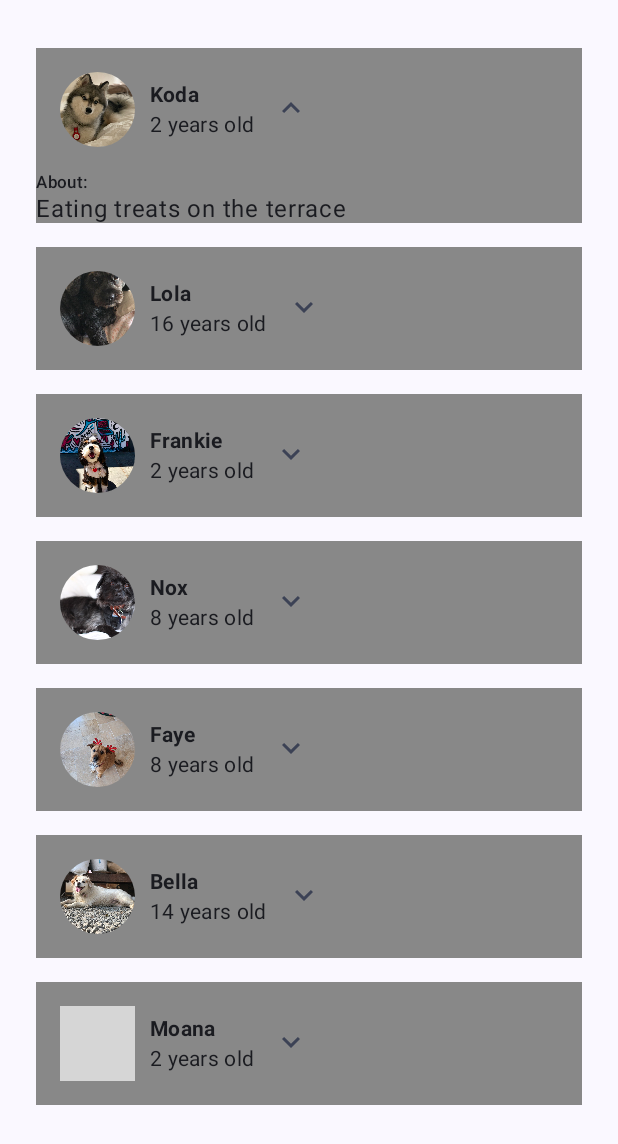
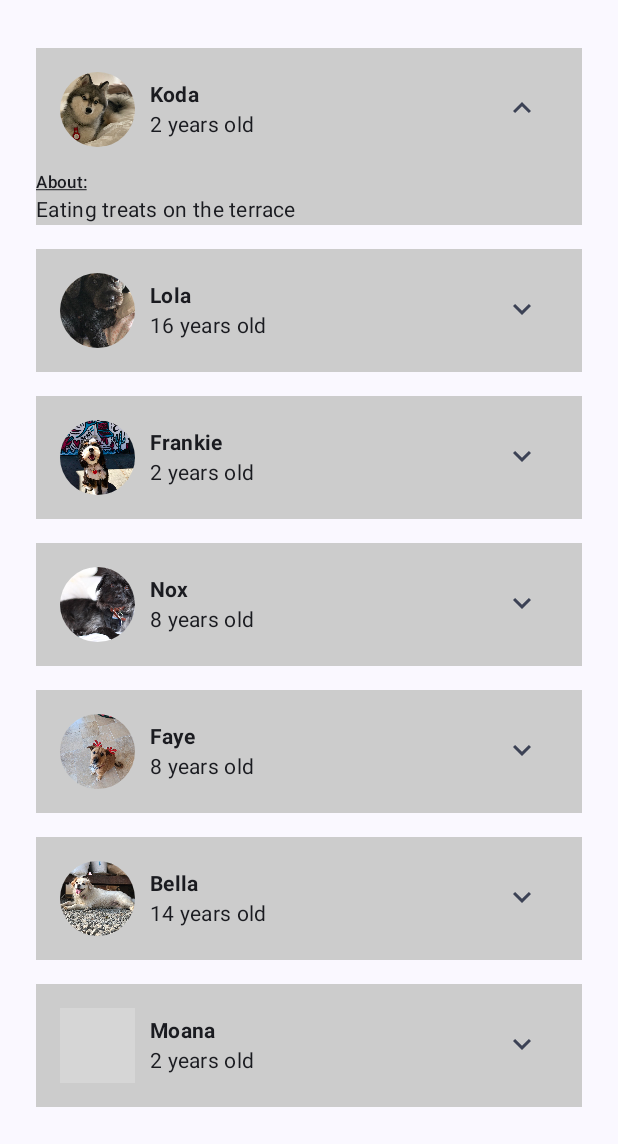
Before and after one commit to Developer-ShivaniSharma/WoofApp, an Android app built with Jetpack Compose: the screen it shows after launch (MainActivity), after a tap on "See more or less information about a dog", on a phone screen of 412 x 824 dp, the part 92-1236 px from its top. Run offline under Robolectric (Android 15) with nearby library versions, the phone set to English and light mode, and no system bars; grey boxes are pictures that could not be loaded.

Commit message:
Modify the code

```diff
--- a/app/src/main/java/com/myapp/woofapp/MainActivity.kt
+++ b/app/src/main/java/com/myapp/woofapp/MainActivity.kt
@@ -14,6 +14,7 @@ import androidx.compose.foundation.layout.fillMaxWidth
 import androidx.compose.foundation.layout.height
 import androidx.compose.foundation.layout.padding
 import androidx.compose.foundation.layout.size
+import androidx.compose.foundation.layout.width
 import androidx.compose.foundation.lazy.LazyColumn
 import androidx.compose.foundation.lazy.items
 import androidx.compose.foundation.shape.CircleShape
@@ -46,6 +47,7 @@ import androidx.compose.ui.layout.ContentScale
 import androidx.compose.ui.res.painterResource
 import androidx.compose.ui.res.stringResource
 import androidx.compose.ui.text.font.FontWeight
+import androidx.compose.ui.text.style.TextDecoration
 import androidx.compose.ui.tooling.preview.Preview
 import androidx.compose.ui.unit.dp
 import com.myapp.woofapp.data.DogInfo
@@ -103,7 +105,7 @@ fun DogDetail(dogInfo: DogInfo, modifier: Modifier = Modifier) {
     Card(
         modifier = Modifier.padding(8.dp),
         shape = RectangleShape,
-        colors = CardDefaults.cardColors(containerColor = Color.Gray)
+        colors = CardDefaults.cardColors(containerColor = Color.LightGray)
     ) {
         Row(
             modifier = modifier
@@ -138,6 +140,7 @@ fun DogDetail(dogInfo: DogInfo, modifier: Modifier = Modifier) {
 
                 )
             }
+            Spacer(modifier = Modifier.weight(1f))
             WoofClickButton(
                 expanded = expanded,
                 onClick = { expanded = !expanded }
@@ -155,11 +158,12 @@ fun DogHobbies(modifier: Modifier = Modifier) {
     Column {
         Text(
             text = stringResource(R.string.about),
-            style = MaterialTheme.typography.labelSmall
+            style = MaterialTheme.typography.labelSmall,
+            textDecoration = TextDecoration.Underline
         )
         Text(
             text = stringResource(R.string.dog_description_1),
-            style = MaterialTheme.typography.bodyLarge
+            style = MaterialTheme.typography.bodyMedium
         )
     }
 
```
